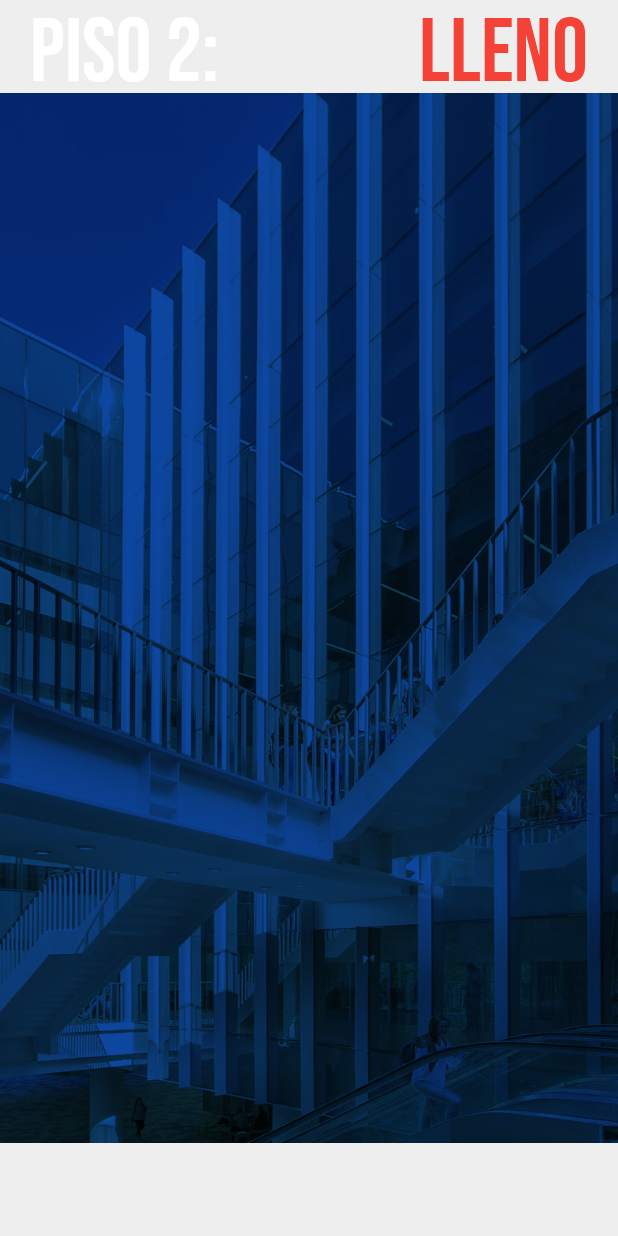
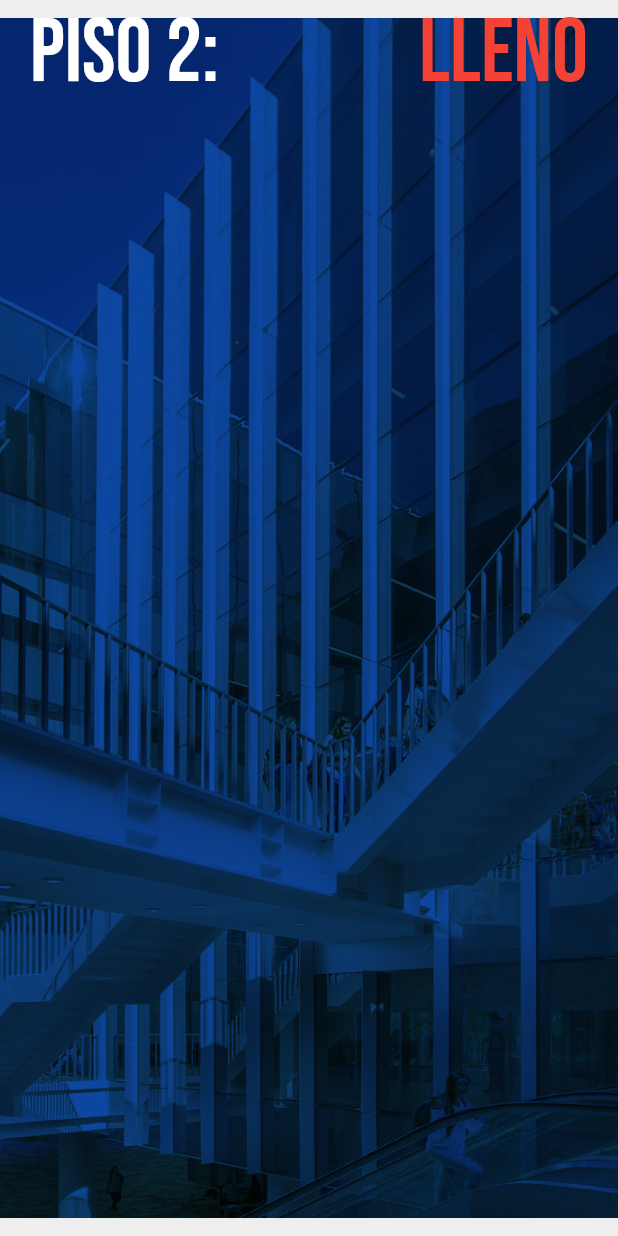
Before and after one commit to HumbertoGlez/lean_spot, a Flutter app: the BiblioPage screen opened directly, after a tap on "Piso 2", on a phone screen of 412 x 824 dp. Run offline on Flutter 3.47's test engine with Material 2 defaults, Android fonts, the phone set to English and light mode, and no system bars; our stand-ins replace hidden_drawer_menu; missing offline and left inert: mysql1.

Commit message:
Modified menu, added navigation to stat pages and base code for stat pages

```diff
--- a/lib/BiblioStatsPiso2.dart
+++ b/lib/BiblioStatsPiso2.dart
@@ -10,7 +10,7 @@ class BiblioStatsPiso2 extends StatelessWidget {
       DeviceOrientation.portraitDown,
     ]);
     return MaterialApp(
-      title: 'Stats Biblio Piso 1',
+      title: 'Stats Biblio Piso 2',
       debugShowCheckedModeBanner: false,
       home: StatsPage(),
     );
@@ -33,7 +33,7 @@ class StatsPageState extends State<StatsPage> {
             child: new Image.asset(
               'images/biblioOutside.jpg',
               fit: BoxFit.cover,
-              height: 700,
+              height: 800,
               color: Colors.blue[900],
               colorBlendMode: BlendMode.multiply,
             ),
--- a/lib/BiblioTec.dart
+++ b/lib/BiblioTec.dart
@@ -46,7 +46,7 @@ class BiblioPageState extends State<BiblioPage> {
             child: new Image.asset(
               'images/biblioOutside.jpg',
               fit: BoxFit.cover,
-              height: 700,
+              height: 800,
               color: Colors.blue[900],
               colorBlendMode: BlendMode.multiply,
             ),
```
Also changed, not shown: lib/BiblioStatsPiso3.dart (+57 -2 lines).
